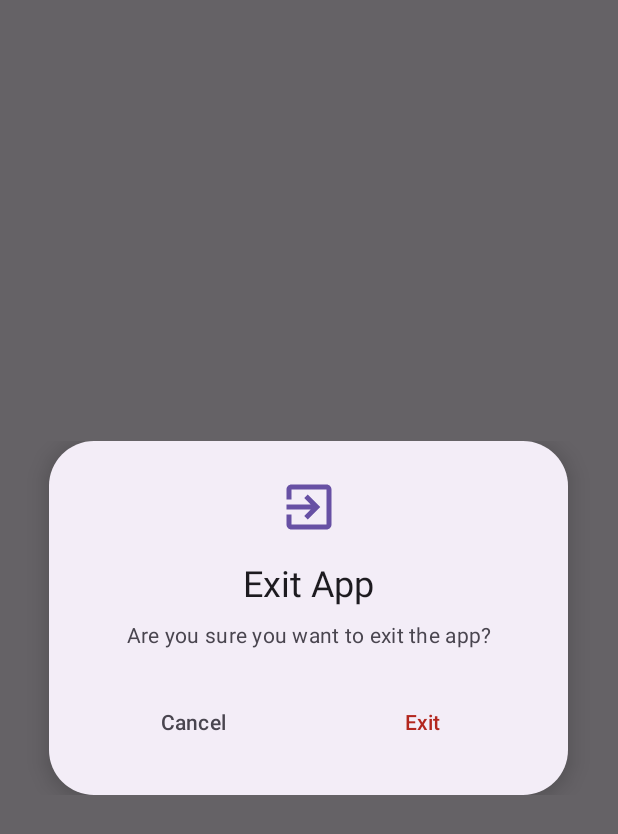
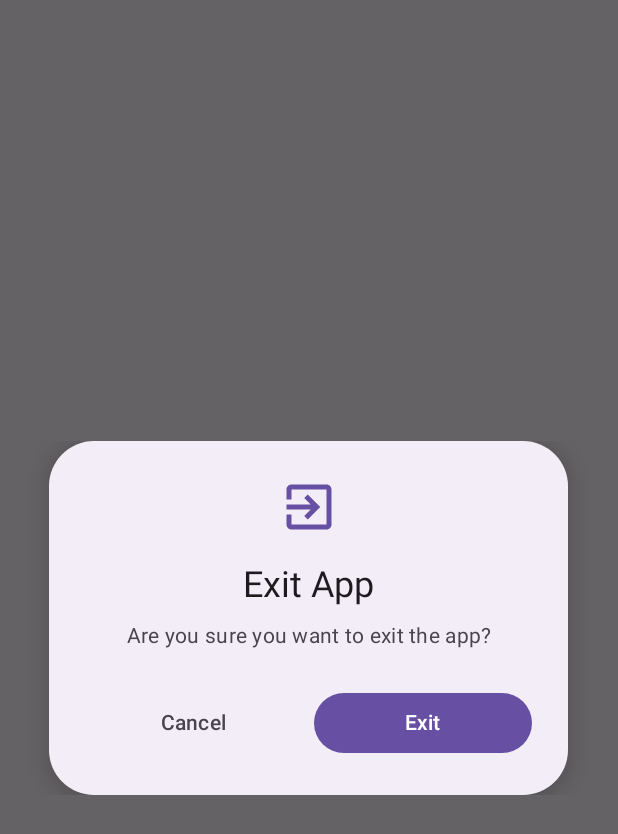
Before and after one commit to MohammadAliUstad/Sessions, an Android app built with Jetpack Compose: the composable ExitConfirmationDialog shown on its own in the app's theme, on a phone screen of 412 x 824 dp. Shown: the top 834 px of the screen. Run offline under Robolectric (Android 15) with nearby library versions, the phone set to English and light mode, and no system bars; our stand-ins replace Firebase (no records; nobody signed in at launch, a user with empty details on screens opened directly), Timber; Roboto replaces fonts that are not available here; 1 statement that could not run was skipped.

Commit message:
ui: update exit and finish confirmation dialog styling

```diff
--- a/app/src/main/java/com/yugentech/sessions/ui/dash/homeScreen/components/ExitConfirmationDialog.kt
+++ b/app/src/main/java/com/yugentech/sessions/ui/dash/homeScreen/components/ExitConfirmationDialog.kt
@@ -12,6 +12,8 @@ import androidx.compose.foundation.shape.RoundedCornerShape
 import androidx.compose.material.icons.Icons
 import androidx.compose.material.icons.automirrored.outlined.ExitToApp
 import androidx.compose.material3.BasicAlertDialog
+import androidx.compose.material3.Button
+import androidx.compose.material3.ButtonDefaults
 import androidx.compose.material3.Card
 import androidx.compose.material3.CardDefaults
 import androidx.compose.material3.ExperimentalMaterial3Api
@@ -100,15 +102,17 @@ fun ExitConfirmationDialog(
                             )
                         }
 
-                        TextButton(
+                        Button(
                             onClick = onConfirm,
-                            modifier = Modifier.weight(1f)
+                            modifier = Modifier.weight(1f),
+                            colors = ButtonDefaults.buttonColors(
+                                containerColor = MaterialTheme.colorScheme.primary,
+                                contentColor = MaterialTheme.colorScheme.onPrimary
+                            )
                         ) {
                             Text(
                                 text = "Exit",
-                                style = MaterialTheme.typography.labelLarge,
-                                fontWeight = FontWeight.Medium,
-                                color = MaterialTheme.colorScheme.error
+                                style = MaterialTheme.typography.labelLarge
                             )
                         }
                     }
```
Also changed, not shown: app/src/main/java/com/yugentech/sessions/ui/dash/homeScreen/components/FinishConfirmationDialog.kt (+9 -4 lines).
